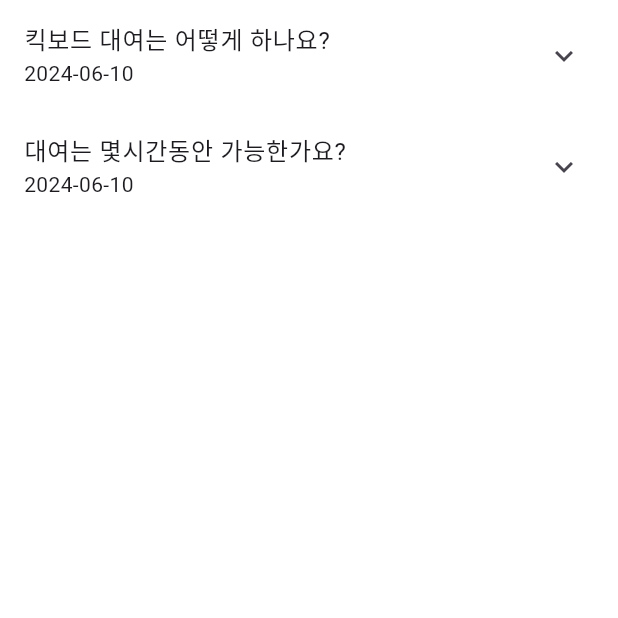
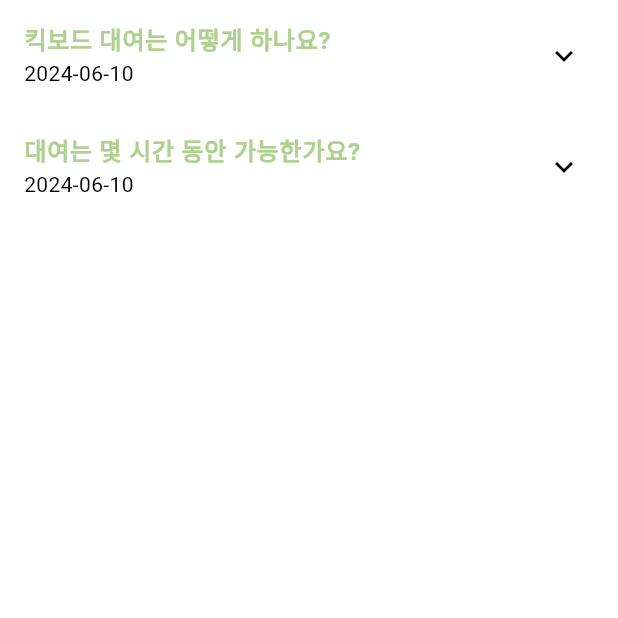
Before and after one commit to safeT-CE/Flutter_main, a Flutter app: the FAQPage screen opened directly, on a phone screen of 412 x 824 dp, the top half of it. Run offline on Flutter 3.47's test engine with Material 3 defaults, Android fonts, the phone set to English and light mode, and no system bars; our stand-ins replace camera, geolocator, shared_preferences; missing offline and left inert: google_ml_kit, kakao_map_plugin, qr_code_scanner; accounts and stored records are empty.

Commit message:
거의,,,

```diff
--- a/lib/main.dart
+++ b/lib/main.dart
@@ -10,7 +10,6 @@ import 'package:safet/pages/auth_phonenum_page.dart';
 import 'pages/agreement_page.dart';
 import 'pages/alarm_page.dart';
 import 'pages/announcement_page.dart';
-import 'pages/ask_page.dart';
 import 'pages/auth_face_how_page.dart';
 import 'pages/auth_idcard_cam_page.dart';
 import 'pages/auth_idcard_how_page.dart';
@@ -148,8 +147,6 @@ class MyApp extends StatelessWidget {
                   return MaterialPageRoute(builder: (context) => NumberInputPage(onNumberEntered: () {}));
                 case '/identification':
                   return MaterialPageRoute(builder: (context) => IdentificationPage());
-                case '/ask':
-                  return MaterialPageRoute(builder: (context) => AskPage());
                 case '/penalty':
                   return MaterialPageRoute(builder: (context) => PenaltyPage());
                 case '/one_on_one_inquiry':
--- a/lib/pages/auth_page.dart
+++ b/lib/pages/auth_page.dart
@@ -1,6 +1,6 @@
 import 'package:flutter/material.dart';
+import 'package:safet/main.dart';
 import 'package:shared_preferences/shared_preferences.dart';
-import 'package:safet/main.dart';
 
 class AuthPage extends StatelessWidget {
   Future<void> _login(BuildContext context) async {
@@ -33,6 +33,7 @@ class AuthPage extends StatelessWidget {
               },
               style: ElevatedButton.styleFrom(
                 backgroundColor: safeTgreen,
+                foregroundColor: Colors.white,//이거 수정으로 넣었어
               ),
               child: Text('로그인'),
             ),
@@ -43,6 +44,7 @@ class AuthPage extends StatelessWidget {
               },
               style: ElevatedButton.styleFrom(
                 backgroundColor: safeTgreen,
+                foregroundColor: Colors.white,//이거도 수정으로 넣었어
               ),
               child: Text('회원가입'),
             ),
--- a/lib/pages/faq_page.dart
+++ b/lib/pages/faq_page.dart
@@ -5,22 +5,31 @@ import 'inquiry_tile.dart';
 class FAQPage extends StatelessWidget {
   @override
   Widget build(BuildContext context) {
-    return Container(
+    return Theme(
+      data: Theme.of(context).copyWith(
+        scaffoldBackgroundColor: Colors.white,
+      ),
+      child: Scaffold(
+        body: Container(
           color: Colors.white,
           child: ListView(
             children: [
               InquiryTile(
                 question: '킥보드 대여는 어떻게 하나요?',
                 answer: '킥보드 대여는 회원 가입 후 가능합니다.',
-            date: '2024-06-10', image: null,
+                date: '2024-06-10',
+                image: null,
               ),
               InquiryTile(
-            question: '대여는 몇시간동안 가능한가요?',
+                question: '대여는 몇 시간 동안 가능한가요?',
                 answer: '대여는 연속 최대 4시간까지 가능합니다.',
-            date: '2024-06-10', image: null,
+                date: '2024-06-10',
+                image: null,
               ),
-          // 추가문의 항목
+              // 추가 문의 항목
             ],
+          ),
+        ),
       ),
     );
   }
--- a/lib/pages/inquiry_tile.dart
+++ b/lib/pages/inquiry_tile.dart
@@ -1,4 +1,6 @@
 import 'package:flutter/material.dart';
+
+import '../main.dart';
 
 class InquiryTile extends StatelessWidget {
   final String question;
@@ -8,16 +10,29 @@ class InquiryTile extends StatelessWidget {
 
   InquiryTile({
     required this.question,
-  required this.answer,
-  required this.date,
-  required this.image
+    required this.answer,
+    required this.date,
+    this.image,
   });
 
- @override
+  @override
   Widget build(BuildContext context) {
     return ExpansionTile(
-      title: Text(question),
-      subtitle: Text(date),
+      title: Text(
+        question,
+        style: TextStyle(
+          color: safeTgreen,
+          fontWeight: FontWeight.bold,
+        ),
+      ),
+      subtitle: Text(
+        date,
+        style: TextStyle(
+          color: Colors.black,
+        ),
+      ),
+      iconColor: safeTgreen,
+      collapsedIconColor: Colors.black,
       children: [
         Padding(
           padding: const EdgeInsets.all(16.0),
--- a/lib/pages/personal_inquiry_page.dart
+++ b/lib/pages/personal_inquiry_page.dart
@@ -1,7 +1,6 @@
 import 'package:flutter/material.dart';
 import 'package:provider/provider.dart';
 
-import '../main.dart';
 import 'inquiry_data.dart';
 import 'inquiry_tile.dart';
 
@@ -11,7 +10,7 @@ class PersonalInquiryPage extends StatelessWidget {
     final inquiries = Provider.of<InquiryData>(context).inquiries;
 
     return Container(
-      color: safeTgreen,
+      color: Colors.white,
       child: ListView.builder(
         itemCount: inquiries.length,
         itemBuilder: (context, index) {
--- a/lib/pages/violation_data.dart
+++ b/lib/pages/violation_data.dart
@@ -10,8 +10,26 @@ class ViolationData extends ChangeNotifier {
       imagePath: 'assets/image/frame_261.jpg',
       mapImagePath: 'assets/image/seoul_map.png',
       count: 3,
+      ),
+
+    ViolationItem(
+      title: '2인이상 탑승 위반',
+      date: '2024-07-02',
+      time: 'AM 08:30 - 09:00\n30분 이용',
+      location: '서울역 인근',
+      imagePath: 'assets/image/frame_261.jpg',//사진 수정 필요
+      mapImagePath: 'assets/image/seoul_map2.png',
+      count: 2,
     ),
-    //항목추가
+
+    ViolationItem(
+      title: '횡단보도위반',
+        date: '2024-07-01',
+        time: 'PM 04:10 - 05:00\n1시간 이용',
+        location: '덕성여자대학교 인근',
+        imagePath: 'assets/image/frame_261.jpg',
+        mapImagePath: 'assets/image/seoul_map.png',
+        count: 1),
   ];
 
   List<ViolationItem> get violations => _violations;
--- a/pubspec.yaml
+++ b/pubspec.yaml
@@ -33,7 +33,7 @@ dependencies:
   shared_preferences: ^2.0.15
   kakao_map_plugin: ^0.2.5
   geolocator: ^9.0.2
-  google_ml_kit: ^0.7.0
+  google_ml_kit: ^0.7.3
   qr_code_scanner: ^1.0.0
   provider: ^6.0.3
   camera: ^0.10.0+4
```
Also changed, not shown: lib/pages/ask_page.dart (deleted, +0 -17 lines), lib/pages/inquiry_page.dart (+14 -2 lines), lib/pages/one_on_one_inquiry_page.dart (+14 -10 lines), pubspec.lock. Lines whose indentation alone changed are shown as unchanged.
